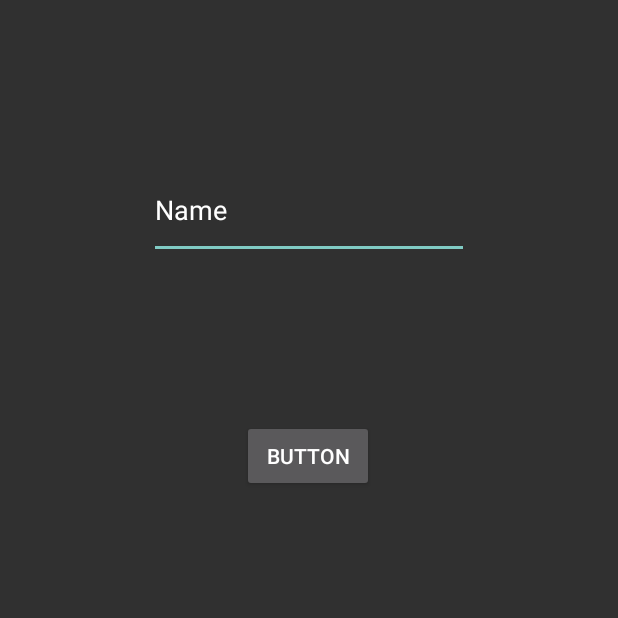
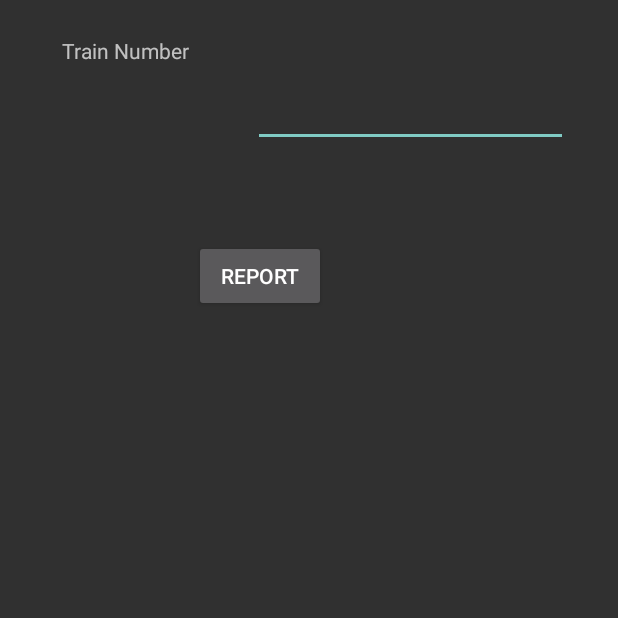
Before and after one commit to Agsteam/TrainCensus, an Android app: the Report screen opened directly, with no data from a screen before it, on a phone screen of 412 x 824 dp, the top half of it. Run offline under Robolectric (Android 15) with nearby library versions, the phone set to English and light mode, and no system bars; our stand-ins replace Firebase (no records; nobody signed in at launch, a user with empty details on screens opened directly); Roboto replaces fonts that are not available here.

Commit message:
report, Reportclass,Reportcreate

```diff
--- a/app/src/main/AndroidManifest.xml
+++ b/app/src/main/AndroidManifest.xml
@@ -9,7 +9,9 @@
         android:roundIcon="@drawable/icon1"
         android:supportsRtl="true"
         android:theme="@style/Theme.AppCompat.NoActionBar">
-        <activity android:name=".Report"></activity>
+        <activity android:name=".Reportclass"></activity>
+        <activity android:name=".Reportcreate" />
+        <activity android:name=".Report" />
         <activity android:name=".Homepage" />
         <activity android:name=".ViewOptionActivity" />
         <activity
--- a/app/src/main/java/com/example/traincensus/Login.java
+++ b/app/src/main/java/com/example/traincensus/Login.java
@@ -71,7 +71,7 @@ public class Login extends AppCompatActivity
             public void onClick(View v)
             {
                 lprogress.setVisibility(View.VISIBLE);
-                loginpf = pf1.getText().toString().trim();
+                loginpf = pf1.getText().toString().trim().toUpperCase();
                 loginpass = dob1.getText().toString().trim();
                 if (loginpf.length() > 0 && loginpass.length() > 0)
                 {
--- a/app/src/main/java/com/example/traincensus/Report.java
+++ b/app/src/main/java/com/example/traincensus/Report.java
@@ -1,7 +1,10 @@
 package com.example.traincensus;
 
+import android.content.Intent;
 import android.support.v7.app.AppCompatActivity;
 import android.os.Bundle;
+import android.support.v7.widget.LinearLayoutManager;
+import android.support.v7.widget.RecyclerView;
 import android.util.Log;
 import android.view.View;
 import android.widget.Button;
@@ -16,30 +19,35 @@ import com.google.firebase.database.ValueEventListener;
 import java.util.ArrayList;
 import java.util.List;
 
-public class Report extends AppCompatActivity {
+public class Report extends AppCompatActivity
+{
     FirebaseDatabase database = FirebaseDatabase.getInstance();
     DatabaseReference ref = database.getReference("field");
     EditText et;
     Button bt;
+    String tnum;
+    RecyclerView mRecyclerView;
+    Reportclass mAdapter;
     ArrayList<String> st = new ArrayList<String>();
     ArrayList<String> dt = new ArrayList<String>();
     ArrayList<Integer> tav = new ArrayList<Integer>();
     ArrayList<Integer> j = new ArrayList<Integer>();
+    ArrayList<Integer> per = new ArrayList<Integer>();
     int i,t,i1;
     @Override
-    protected void onCreate(Bundle savedInstanceState) {
+    protected void onCreate(Bundle savedInstanceState)
+    {
         super.onCreate(savedInstanceState);
         setContentView(R.layout.activity_report);
         et=findViewById(R.id.editText2);
         bt=findViewById(R.id.button3);
         st.add("");
         dt.add("");
+        i=0;i1=0;t=0;
         bt.setOnClickListener(new View.OnClickListener()
         {
             @Override
-            public void onClick(View v)
-            {
-                i=0;i1=0;t=0;
+            public void onClick(View v) {
                 ref.addValueEventListener(new ValueEventListener()
                 {
                     @Override
@@ -47,6 +55,7 @@ public class Report extends AppCompatActivity {
                     {
                         for (DataSnapshot postSnapshot1: dataSnapshot.getChildren())
                         {
+                            tnum=et.getText().toString().trim();
                             Adddata1 post1 = postSnapshot1.getValue(Adddata1.class);
                             String tq1 = post1.getTrain();
                             tq1 = tq1.substring(0, 5);
@@ -54,7 +63,7 @@ public class Report extends AppCompatActivity {
                             dt.add(i,post1.getDudate());
                             tav.add(i1,0);
                             j.add(i1,0);
-                            if (st.get(i).equals(post1.getStation()) && (dt.get(i).equals(post1.getDudate())) && (Integer.parseInt(et.getText().toString()) == Integer.parseInt(tq1)))
+                            if (st.get(i).equals(post1.getStation()) && (dt.get(i).equals(post1.getDudate())) && (Integer.parseInt(tnum) == Integer.parseInt(tq1)))
                             {
                                 for(int k=0;k<=i;k++)
                                     if((st.get(k).equals(st.get(t)))&&(t!=1))
@@ -66,7 +75,7 @@ public class Report extends AppCompatActivity {
                                             Adddata1 post = postSnapshot.getValue(Adddata1.class);
                                             String tq = post.getTrain();
                                             tq = tq.substring(0, 5);
-                                            if ((st.get(i).equals(post.getStation())) &&  (dt.get(i).equals(post.getDudate())) && (Integer.parseInt(et.getText().toString()) == Integer.parseInt(tq)))
+                                            if ((st.get(i).equals(post.getStation())) &&  (dt.get(i).equals(post.getDudate())) && (Integer.parseInt(tnum) == Integer.parseInt(tq)))
                                             {
                                                 int temp=tav.get(i1);
                                                 temp+=post.getAv();
@@ -77,7 +86,7 @@ public class Report extends AppCompatActivity {
                                         t=1;
                                         i++;i1++;
                                     }
-                                else if(!(st.get(k).equals(post1.getStation())) && (dt.get(i).equals("") || (dt.get(i).equals(post1.getDudate()))) && (Integer.parseInt(et.getText().toString()) == Integer.parseInt(tq1)))
+                                    else if(!(st.get(k).equals(post1.getStation())) && (dt.get(i).equals("") || (dt.get(i).equals(post1.getDudate()))) && (Integer.parseInt(tnum) == Integer.parseInt(tq1)))
                                     {
                                         st.add(i,post1.getStation());
                                         dt.add(i,post1.getDudate());
@@ -86,7 +95,7 @@ public class Report extends AppCompatActivity {
                                             Adddata1 post = postSnapshot.getValue(Adddata1.class);
                                             String tq = post.getTrain();
                                             tq = tq.substring(0, 5);
-                                        if ((st.get(i).equals(post.getStation())) &&  (dt.get(i).equals(post.getDudate())) && (Integer.parseInt(et.getText().toString()) == Integer.parseInt(tq)))
+                                            if ((st.get(i).equals(post.getStation())) &&  (dt.get(i).equals(post.getDudate())) && (Integer.parseInt(tnum) == Integer.parseInt(tq)))
                                             {
                                                 int temp=tav.get(i1)+post.getAv();
                                                 tav.add(i1,temp);
@@ -104,16 +113,17 @@ public class Report extends AppCompatActivity {
                             Log.e("Date",dt.get(h));
                             Log.e("Total",""+tav.get(h));
                             if(i!=0&&j.get(h)!=0 )
-                                Log.e("Percentage",""+(tav.get(h)/j.get(h)));
+                                per.add(h,tav.get(h)/j.get(h));
+                            Log.e("Percentage",""+per.get(h));
                         }
                     }
                     @Override
-                    public void onCancelled(DatabaseError databaseError) {
+                    public void onCancelled(DatabaseError databaseError)
+                    {
                         Log.e("The read failed: " , ""+databaseError.getCode());
                     }
                 });
             }
         });
-
     }
 }
--- a/app/src/main/res/layout/activity_report.xml
+++ b/app/src/main/res/layout/activity_report.xml
@@ -9,17 +9,17 @@
 
     <EditText
         android:id="@+id/editText2"
-        android:layout_width="wrap_content"
-        android:layout_height="65dp"
+        android:layout_width="210dp"
+        android:layout_height="35dp"
         android:layout_marginStart="8dp"
         android:layout_marginTop="8dp"
         android:layout_marginEnd="8dp"
         android:layout_marginBottom="8dp"
         android:ems="10"
         android:inputType="number"
-        android:text="Name"
         app:layout_constraintBottom_toTopOf="@+id/button3"
         app:layout_constraintEnd_toEndOf="parent"
+        app:layout_constraintHorizontal_bias="0.864"
         app:layout_constraintStart_toStartOf="parent"
         app:layout_constraintTop_toTopOf="parent" />
 
@@ -29,10 +29,38 @@
         android:layout_height="wrap_content"
         android:layout_marginStart="8dp"
         android:layout_marginEnd="8dp"
-        android:layout_marginBottom="496dp"
-        android:text="Button"
+        android:layout_marginBottom="616dp"
+        android:text="Report"
         app:layout_constraintBottom_toBottomOf="parent"
         app:layout_constraintEnd_toEndOf="parent"
-        app:layout_constraintHorizontal_bias="0.498"
+        app:layout_constraintHorizontal_bias="0.394"
         app:layout_constraintStart_toStartOf="parent" />
+
+    <TextView
+        android:id="@+id/textView10"
+        android:layout_width="131dp"
+        android:layout_height="34dp"
+        android:layout_marginStart="8dp"
+        android:layout_marginTop="8dp"
+        android:layout_marginEnd="8dp"
+        android:layout_marginBottom="8dp"
+        android:gravity="center"
+        android:text="Train Number"
+        app:layout_constraintBottom_toBottomOf="parent"
+        app:layout_constraintEnd_toStartOf="@+id/editText2"
+        app:layout_constraintHorizontal_bias="0.483"
+        app:layout_constraintStart_toStartOf="parent"
+        app:layout_constraintTop_toTopOf="parent"
+        app:layout_constraintVertical_bias="0.011" />
+
+    <android.support.v7.widget.RecyclerView
+        android:layout_width="398dp"
+        android:layout_height="606dp"
+        android:layout_marginStart="8dp"
+        android:layout_marginTop="8dp"
+        android:layout_marginEnd="8dp"
+        app:layout_constraintEnd_toEndOf="parent"
+        app:layout_constraintStart_toStartOf="parent"
+        app:layout_constraintTop_toBottomOf="@+id/button3" />
+
 </android.support.constraint.ConstraintLayout>
```
Also changed, not shown: app/build.gradle (+8 -0 lines), app/src/main/java/com/example/traincensus/MyRecyclerViewHolder.java (deleted, +0 -19 lines), app/src/main/java/com/example/traincensus/Reportclass.java (added, +76 -0 lines), app/src/main/java/com/example/traincensus/Reportcreate.java (added, +36 -0 lines), app/src/main/res/layout/activity_reportclass.xml (added, +34 -0 lines), app/src/main/res/layout/activity_reportcreate.xml (added, +17 -0 lines). Lines whose indentation alone changed are shown as unchanged.
